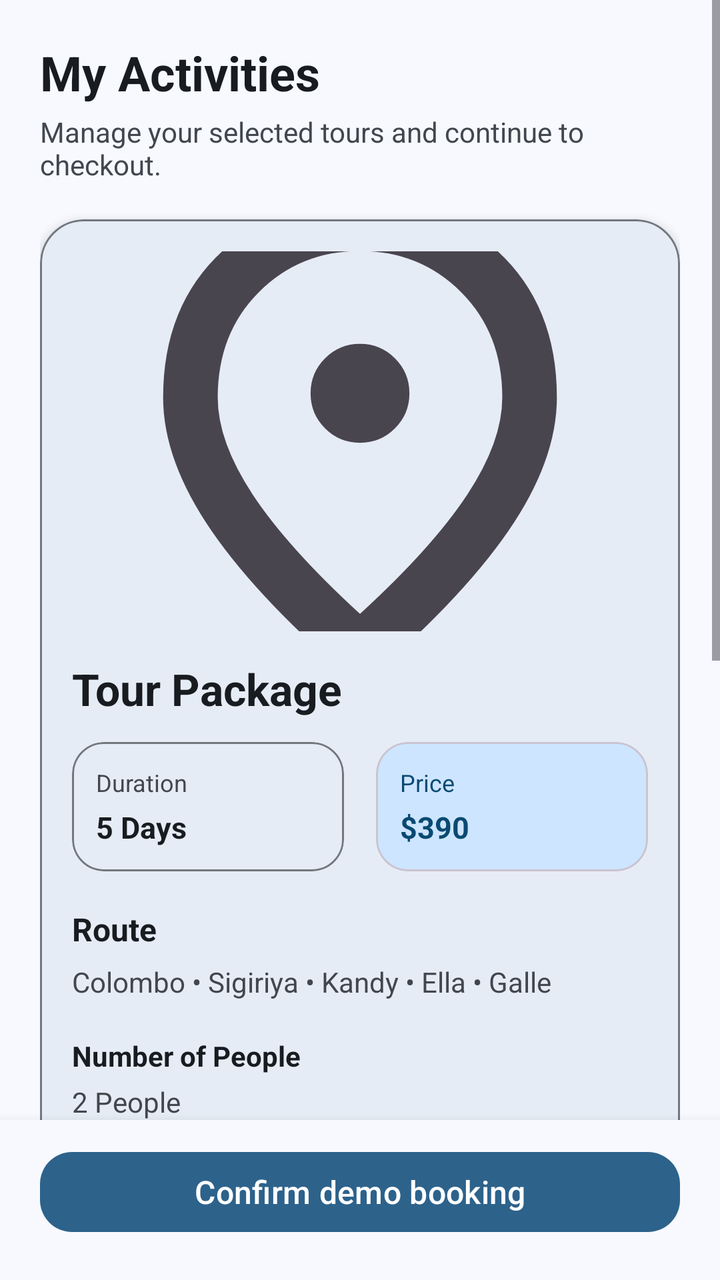
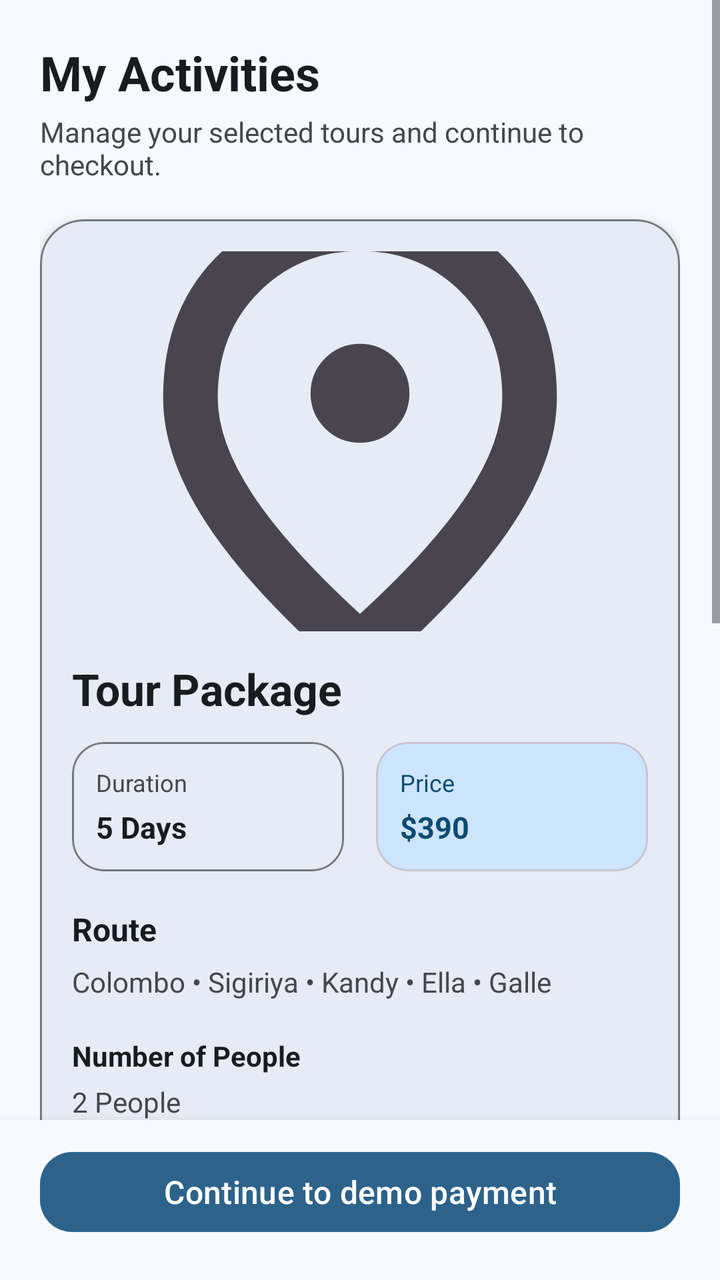

Compare the two renders of this Android layout. The source of the first and the diff that turns it into the second are given below.
<!-- AndroidManifest.xml: application theme Theme.Smart_tourism -->
<!-- res/layout/fragment_my_activities.xml -->
<?xml version="1.0" encoding="utf-8"?>
<LinearLayout xmlns:android="http://schemas.android.com/apk/res/android"
    xmlns:app="http://schemas.android.com/apk/res-auto"
    android:layout_width="match_parent"
    android:layout_height="match_parent"
    android:background="@color/md_theme_background"
    android:orientation="vertical">

    <ScrollView
        android:layout_width="match_parent"
        android:layout_height="0dp"
        android:layout_weight="1"
        android:fillViewport="true">

        <LinearLayout
            android:layout_width="match_parent"
            android:layout_height="wrap_content"
            android:orientation="vertical"
            android:padding="20dp">

            <TextView
                android:layout_width="wrap_content"
                android:layout_height="wrap_content"
                android:text="@string/my_activity_title"
                android:textColor="@color/md_theme_onBackground"
                android:textSize="24sp"
                android:textStyle="bold" />

            <TextView
                android:layout_width="match_parent"
                android:layout_height="wrap_content"
                android:layout_marginTop="4dp"
                android:text="@string/my_activity_subtitle"
                android:textColor="@color/md_theme_onSurfaceVariant"
                android:textSize="14sp" />

            <com.google.android.material.card.MaterialCardView
                android:id="@+id/activityCard"
                android:layout_width="match_parent"
                android:layout_height="wrap_content"
                android:layout_marginTop="18dp"
                app:cardBackgroundColor="@color/md_theme_surface"
                app:cardCornerRadius="22dp"
                app:cardElevation="3dp"
                app:strokeColor="@color/md_theme_outline"
                app:strokeWidth="1dp">

                <LinearLayout
                    android:layout_width="match_parent"
                    android:layout_height="wrap_content"
                    android:orientation="vertical"
                    android:padding="16dp">

                    <ImageView
                        android:id="@+id/imgPackage"
                        android:layout_width="match_parent"
                        android:layout_height="190dp"
                        android:scaleType="centerCrop"
                        android:src="@drawable/location_on_24px" />

                    <TextView
                        android:id="@+id/txtTitle"
                        android:layout_width="match_parent"
                        android:layout_height="wrap_content"
                        android:layout_marginTop="14dp"
                        android:text="@string/package_default_title"
                        android:textColor="@color/md_theme_onSurface"
                        android:textSize="22sp"
                        android:textStyle="bold" />

                    <LinearLayout
                        android:layout_width="match_parent"
                        android:layout_height="wrap_content"
                        android:layout_marginTop="12dp"
                        android:orientation="horizontal">

                        <com.google.android.material.card.MaterialCardView
                            android:layout_width="0dp"
                            android:layout_height="wrap_content"
                            android:layout_weight="1"
                            android:layout_marginEnd="8dp"
                            app:cardBackgroundColor="@color/md_theme_surface"
                            app:cardCornerRadius="16dp"
                            app:cardElevation="0dp"
                            app:strokeColor="@color/md_theme_outline"
                            app:strokeWidth="1dp">

                            <LinearLayout
                                android:layout_width="match_parent"
                                android:layout_height="wrap_content"
                                android:orientation="vertical"
                                android:padding="12dp">

                                <TextView
                                    android:layout_width="wrap_content"
                                    android:layout_height="wrap_content"
                                    android:text="@string/package_duration_label"
                                    android:textColor="@color/md_theme_onSurfaceVariant"
                                    android:textSize="12sp" />

                                <TextView
                                    android:id="@+id/txtDuration"
                                    android:layout_width="wrap_content"
                                    android:layout_height="wrap_content"
                                    android:layout_marginTop="4dp"
                                    android:text="@string/package_default_duration"
                                    android:textColor="@color/md_theme_onSurface"
                                    android:textSize="15sp"
                                    android:textStyle="bold" />
                            </LinearLayout>
                        </com.google.android.material.card.MaterialCardView>

                        <com.google.android.material.card.MaterialCardView
                            android:layout_width="0dp"
                            android:layout_height="wrap_content"
                            android:layout_weight="1"
                            android:layout_marginStart="8dp"
                            app:cardBackgroundColor="@color/md_theme_primaryContainer"
                            app:cardCornerRadius="16dp"
                            app:cardElevation="0dp">

                            <LinearLayout
                                android:layout_width="match_parent"
                                android:layout_height="wrap_content"
                                android:orientation="vertical"
                                android:padding="12dp">

                                <TextView
                                    android:layout_width="wrap_content"
                                    android:layout_height="wrap_content"
                                    android:text="@string/package_price_label"
                                    android:textColor="@color/md_theme_onPrimaryContainer"
                                    android:textSize="12sp" />

                                <TextView
                                    android:id="@+id/txtPrice"
                                    android:layout_width="wrap_content"
                                    android:layout_height="wrap_content"
                                    android:layout_marginTop="4dp"
                                    android:text="$390"
                                    android:textColor="@color/md_theme_onPrimaryContainer"
                                    android:textSize="15sp"
                                    android:textStyle="bold" />
                            </LinearLayout>
                        </com.google.android.material.card.MaterialCardView>
                    </LinearLayout>

                    <TextView
                        android:layout_width="match_parent"
                        android:layout_height="wrap_content"
                        android:layout_marginTop="18dp"
                        android:text="@string/package_route_label"
                        android:textColor="@color/md_theme_onSurface"
                        android:textSize="16sp"
                        android:textStyle="bold" />

                    <TextView
                        android:id="@+id/txtRoute"
                        android:layout_width="match_parent"
                        android:layout_height="wrap_content"
                        android:layout_marginTop="6dp"
                        android:text="Colombo • Sigiriya • Kandy • Ella • Galle"
                        android:textColor="@color/md_theme_onSurfaceVariant"
                        android:textSize="14sp" />

                    <LinearLayout
                        android:layout_width="match_parent"
                        android:layout_height="wrap_content"
                        android:layout_marginTop="18dp"
                        android:orientation="vertical">

                        <TextView
                            android:layout_width="match_parent"
                            android:layout_height="wrap_content"
                            android:text="@string/package_pax_label"
                            android:textColor="@color/md_theme_onSurface"
                            android:textSize="14sp"
                            android:textStyle="bold" />

                        <TextView
                            android:id="@+id/txtPax"
                            android:layout_width="match_parent"
                            android:layout_height="wrap_content"
                            android:layout_marginTop="4dp"
                            android:text="2 People"
                            android:textColor="@color/md_theme_onSurfaceVariant"
                            android:textSize="14sp" />

                        <TextView
                            android:layout_width="match_parent"
                            android:layout_height="wrap_content"
                            android:layout_marginTop="14dp"
                            android:text="@string/package_pickup_label"
                            android:textColor="@color/md_theme_onSurface"
                            android:textSize="14sp"
                            android:textStyle="bold" />

                        <TextView
                            android:id="@+id/txtPickup"
                            android:layout_width="match_parent"
                            android:layout_height="wrap_content"
                            android:layout_marginTop="4dp"
                            android:text="Colombo Hotel"
                            android:textColor="@color/md_theme_onSurfaceVariant"
                            android:textSize="14sp" />

                        <TextView
                            android:layout_width="match_parent"
                            android:layout_height="wrap_content"
                            android:layout_marginTop="14dp"
                            android:text="@string/package_mobile_label"
                            android:textColor="@color/md_theme_onSurface"
                            android:textSize="14sp"
                            android:textStyle="bold" />

                        <TextView
                            android:id="@+id/txtMobile"
                            android:layout_width="match_parent"
                            android:layout_height="wrap_content"
                            android:layout_marginTop="4dp"
                            android:text="+94770000000"
                            android:textColor="@color/md_theme_onSurfaceVariant"
                            android:textSize="14sp" />

                        <TextView
                            android:layout_width="match_parent"
                            android:layout_height="wrap_content"
                            android:layout_marginTop="14dp"
                            android:text="@string/booking_date_label"
                            android:textColor="@color/md_theme_onSurface"
                            android:textSize="14sp"
                            android:textStyle="bold" />

                        <TextView
                            android:id="@+id/txtTravelDate"
                            android:layout_width="match_parent"
                            android:layout_height="wrap_content"
                            android:layout_marginTop="4dp"
                            android:textColor="@color/md_theme_onSurfaceVariant"
                            android:textSize="14sp" />
                    </LinearLayout>

                    <com.google.android.material.button.MaterialButton
                        android:id="@+id/btnRemoveTour"
                        style="@style/Widget.Material3.Button.OutlinedButton"
                        android:layout_width="wrap_content"
                        android:layout_height="wrap_content"
                        android:layout_marginTop="20dp"
                        android:text="@string/remove_tour"
                        android:textAllCaps="false"
                        android:textColor="@color/md_theme_error"
                        app:strokeColor="@color/md_theme_error" />

                </LinearLayout>
            </com.google.android.material.card.MaterialCardView>

            <com.google.android.material.card.MaterialCardView
                android:id="@+id/emptyStateCard"
                android:layout_width="match_parent"
                android:layout_height="wrap_content"
                android:layout_marginTop="18dp"
                app:cardBackgroundColor="@color/md_theme_surface"
                app:cardCornerRadius="22dp"
                app:cardElevation="2dp"
                app:strokeColor="@color/md_theme_outline"
                app:strokeWidth="1dp">

                <LinearLayout
                    android:layout_width="match_parent"
                    android:layout_height="wrap_content"
                    android:gravity="center_horizontal"
                    android:orientation="vertical"
                    android:padding="24dp">

                    <TextView
                        android:layout_width="wrap_content"
                        android:layout_height="wrap_content"
                        android:text="@string/my_activity_empty_title"
                        android:textColor="@color/md_theme_onSurface"
                        android:textSize="18sp"
                        android:textStyle="bold" />

                    <TextView
                        android:layout_width="match_parent"
                        android:layout_height="wrap_content"
                        android:layout_marginTop="8dp"
                        android:gravity="center"
                        android:text="@string/my_activity_empty_message"
                        android:textColor="@color/md_theme_onSurfaceVariant"
                        android:textSize="14sp" />
                </LinearLayout>
            </com.google.android.material.card.MaterialCardView>

        </LinearLayout>
    </ScrollView>

    <LinearLayout
        android:layout_width="match_parent"
        android:layout_height="wrap_content"
        android:background="?android:attr/colorBackground"
        android:elevation="8dp"
        android:orientation="vertical"
        android:paddingStart="20dp"
        android:paddingTop="12dp"
        android:paddingEnd="20dp"
        android:paddingBottom="20dp">

        <com.google.android.material.button.MaterialButton
            android:id="@+id/btnCheckout"
            android:layout_width="match_parent"
            android:layout_height="wrap_content"
            android:text="@string/booking_confirm_action"
            android:textAllCaps="false"
            android:textSize="16sp"
            app:cornerRadius="16dp" />

    </LinearLayout>

</LinearLayout>
<!-- resources referenced by this layout -->
<resources>
  <color name="md_theme_background">#F7F9FF</color>
  <color name="md_theme_error">#BA1A1A</color>
  <color name="md_theme_onBackground">#181C20</color>
  <color name="md_theme_onPrimaryContainer">#094A72</color>
  <color name="md_theme_onSurface">#181C20</color>
  <color name="md_theme_onSurfaceVariant">#42474E</color>
  <color name="md_theme_outline">#72787E</color>
  <color name="md_theme_primaryContainer">#CDE5FF</color>
  <color name="md_theme_surface">#F7F9FF</color>
  <!-- drawable location_on_24px (drawable) -->
  <vector xmlns:android="http://schemas.android.com/apk/res/android"
      android:width="24dp"
      android:height="24dp"
      android:viewportWidth="960"
      android:viewportHeight="960"
      android:tint="?attr/colorControlNormal">
    <path
        android:fillColor="@android:color/white"
        android:pathData="M538.29,458.29Q562.39,434.2 562.39,400Q562.39,365.8 538.29,341.71Q514.2,317.61 480,317.61Q445.8,317.61 421.71,341.71Q397.61,365.8 397.61,400Q397.61,434.2 421.71,458.29Q445.8,482.39 480,482.39Q514.2,482.39 538.29,458.29ZM480,767.54Q600.33,657.46 658.73,568.95Q717.13,480.43 717.13,407.04Q717.13,299.72 648.47,231.29Q579.8,162.87 480,162.87Q380.2,162.87 311.53,231.29Q242.87,299.72 242.87,407.04Q242.87,480.43 301.27,568.83Q359.67,657.22 480,767.54ZM480,888.13Q315.17,748.74 233.52,630.64Q151.87,512.54 151.87,407.04Q151.87,253.7 250.88,162.78Q349.89,71.87 480,71.87Q610.11,71.87 709.12,162.78Q808.13,253.7 808.13,407.04Q808.13,512.54 726.48,630.64Q644.83,748.74 480,888.13ZM480,400Q480,400 480,400Q480,400 480,400Q480,400 480,400Q480,400 480,400Q480,400 480,400Q480,400 480,400Q480,400 480,400Q480,400 480,400Z"/>
  </vector>
  <string name="booking_confirm_action">Confirm demo booking</string>
  <string name="booking_date_label">Travel date</string>
  <string name="my_activity_empty_message">Your selected tours will appear here.</string>
  <string name="my_activity_empty_title">No activities yet</string>
  <string name="my_activity_subtitle">Manage your selected tours and continue to checkout.</string>
  <string name="my_activity_title">My Activities</string>
  <string name="package_default_duration">5 Days</string>
  <string name="package_default_title">Tour Package</string>
  <string name="package_duration_label">Duration</string>
  <string name="package_mobile_label">Mobile Number</string>
  <string name="package_pax_label">Number of People</string>
  <string name="package_pickup_label">Pickup Location</string>
  <string name="package_price_label">Price</string>
  <string name="package_route_label">Route</string>
  <string name="remove_tour">Remove Tour</string>
  <color name="md_theme_primary">#2D628B</color>
  <color name="md_theme_onPrimary">#FFFFFF</color>
  <color name="md_theme_secondary">#51606F</color>
  <color name="md_theme_onSecondary">#FFFFFF</color>
  <color name="md_theme_secondaryContainer">#D4E4F6</color>
  <color name="md_theme_onSecondaryContainer">#394857</color>
  <color name="md_theme_tertiary">#67587A</color>
  <color name="md_theme_onTertiary">#FFFFFF</color>
  <color name="md_theme_tertiaryContainer">#EDDCFF</color>
  <color name="md_theme_onTertiaryContainer">#4F4061</color>
  <color name="md_theme_onError">#FFFFFF</color>
  <color name="md_theme_surfaceVariant">#DEE3EB</color>
  <!-- unchanged entries left out for length: 1 -->
</resources>

<!-- the commit's change to res/layout/fragment_my_activities.xml (unified diff, before → after) -->
@@ -238,6 +238,23 @@
                             android:layout_marginTop="4dp"
                             android:textColor="@color/md_theme_onSurfaceVariant"
                             android:textSize="14sp" />
+
+                        <TextView
+                            android:layout_width="match_parent"
+                            android:layout_height="wrap_content"
+                            android:layout_marginTop="14dp"
+                            android:text="@string/booking_time_label"
+                            android:textColor="@color/md_theme_onSurface"
+                            android:textSize="14sp"
+                            android:textStyle="bold" />
+
+                        <TextView
+                            android:id="@+id/txtTravelTime"
+                            android:layout_width="match_parent"
+                            android:layout_height="wrap_content"
+                            android:layout_marginTop="4dp"
+                            android:textColor="@color/md_theme_onSurfaceVariant"
+                            android:textSize="14sp" />
                     </LinearLayout>
 
                     <com.google.android.material.button.MaterialButton
@@ -309,7 +326,7 @@
             android:id="@+id/btnCheckout"
             android:layout_width="match_parent"
             android:layout_height="wrap_content"
-            android:text="@string/booking_confirm_action"
+            android:text="@string/payment_continue_action"
             android:textAllCaps="false"
             android:textSize="16sp"
             app:cornerRadius="16dp" />
<!-- resource entries referenced after the edit -->
@@ -20,8 +20,8 @@
         android:fillColor="@android:color/white"
         android:pathData="M538.29,458.29Q562.39,434.2 562.39,400Q562.39,365.8 538.29,341.71Q514.2,317.61 480,317.61Q445.8,317.61 421.71,341.71Q397.61,365.8 397.61,400Q397.61,434.2 421.71,458.29Q445.8,482.39 480,482.39Q514.2,482.39 538.29,458.29ZM480,767.54Q600.33,657.46 658.73,568.95Q717.13,480.43 717.13,407.04Q717.13,299.72 648.47,231.29Q579.8,162.87 480,162.87Q380.2,162.87 311.53,231.29Q242.87,299.72 242.87,407.04Q242.87,480.43 301.27,568.83Q359.67,657.22 480,767.54ZM480,888.13Q315.17,748.74 233.52,630.64Q151.87,512.54 151.87,407.04Q151.87,253.7 250.88,162.78Q349.89,71.87 480,71.87Q610.11,71.87 709.12,162.78Q808.13,253.7 808.13,407.04Q808.13,512.54 726.48,630.64Q644.83,748.74 480,888.13ZM480,400Q480,400 480,400Q480,400 480,400Q480,400 480,400Q480,400 480,400Q480,400 480,400Q480,400 480,400Q480,400 480,400Q480,400 480,400Z"/>
   </vector>
-  <string name="booking_confirm_action">Confirm demo booking</string>
   <string name="booking_date_label">Travel date</string>
+  <string name="booking_time_label">Pickup time</string>
   <string name="my_activity_empty_message">Your selected tours will appear here.</string>
   <string name="my_activity_empty_title">No activities yet</string>
   <string name="my_activity_subtitle">Manage your selected tours and continue to checkout.</string>
@@ -34,6 +34,7 @@
   <string name="package_pickup_label">Pickup Location</string>
   <string name="package_price_label">Price</string>
   <string name="package_route_label">Route</string>
+  <string name="payment_continue_action">Continue to demo payment</string>
   <string name="remove_tour">Remove Tour</string>
   <color name="md_theme_primary">#2D628B</color>
   <color name="md_theme_onPrimary">#FFFFFF</color>
